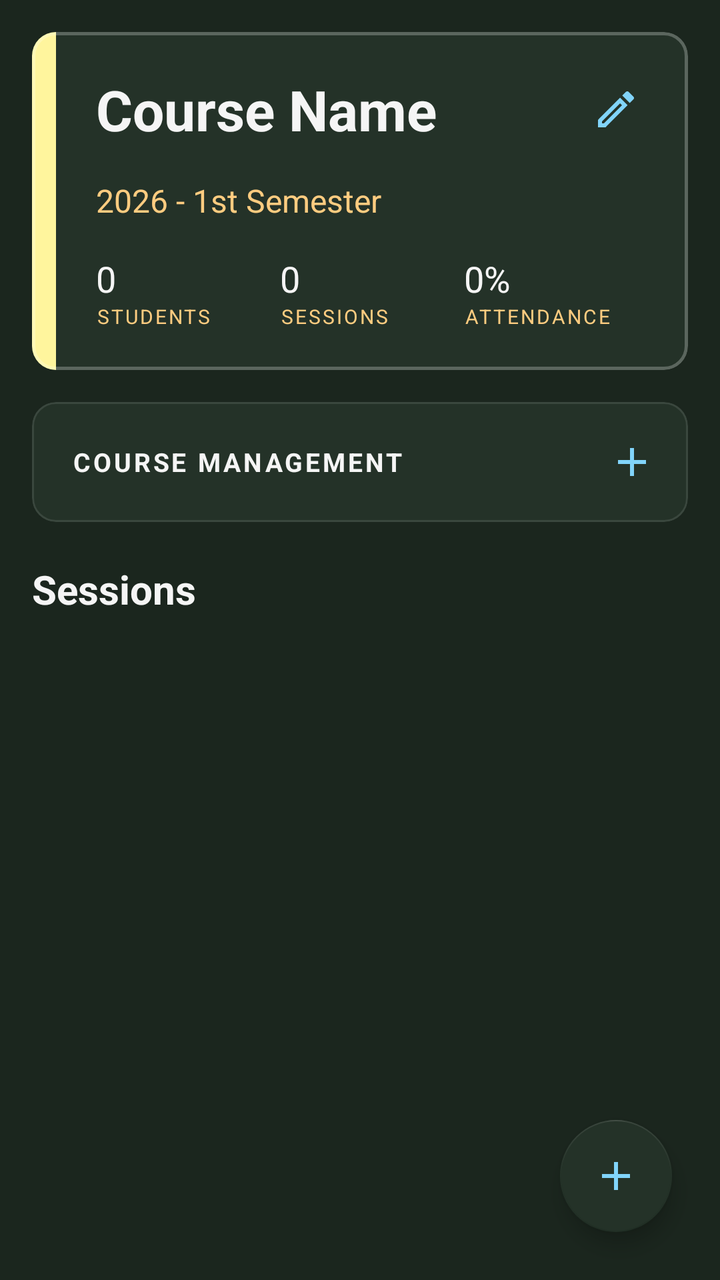
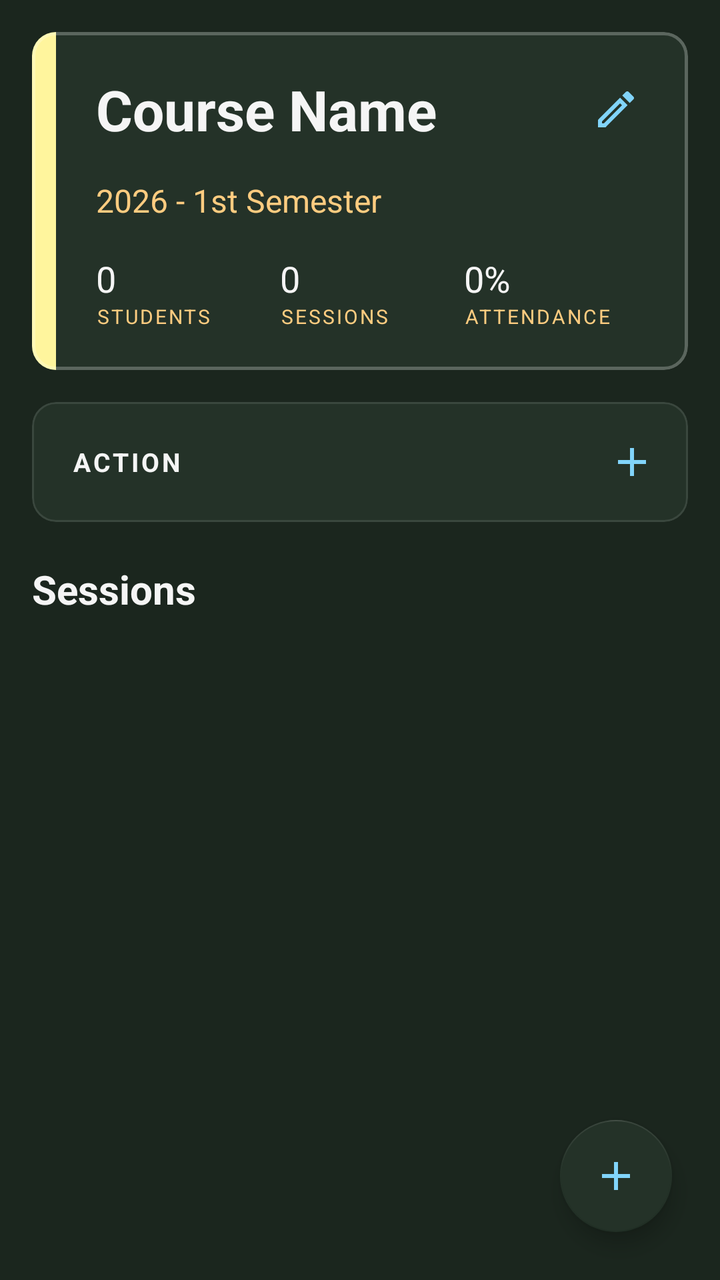

An Android layout rendered at two revisions. The XML below is the earlier revision; the diff shows what the commit changed to produce the second picture.
<!-- AndroidManifest.xml: application theme Theme.Presensor -->
<!-- res/layout/layout_course.xml -->
<?xml version="1.0" encoding="utf-8"?>
<androidx.coordinatorlayout.widget.CoordinatorLayout xmlns:android="http://schemas.android.com/apk/res/android"
    xmlns:app="http://schemas.android.com/apk/res-auto"
    android:layout_width="match_parent"
    android:layout_height="match_parent"
    android:background="?android:attr/windowBackground">

    <LinearLayout
        android:id="@+id/layoutInnerCourseView"
        android:layout_width="match_parent"
        android:layout_height="match_parent"
        android:orientation="vertical"
        android:padding="16dp">

        <include
            layout="@layout/item_detailed_course_card"
            android:id="@+id/includedDetailedCourseCardFromCourseDetailLayout"
            android:layout_width="match_parent"
            android:layout_height="wrap_content"
            android:layout_marginBottom="16dp" />


        <com.google.android.material.card.MaterialCardView
            android:id="@+id/cardCourseUtils"
            android:layout_width="match_parent"
            android:layout_height="wrap_content"
            android:layout_marginBottom="12dp"
            app:cardCornerRadius="12dp"
            app:cardElevation="0dp"
            app:cardBackgroundColor="#243228"
            app:strokeWidth="1dp"
            app:strokeColor="#1AFFFFFF">

            <LinearLayout
                android:layout_width="match_parent"
                android:layout_height="wrap_content"
                android:orientation="vertical"
                android:padding="8dp"
                android:animateLayoutChanges="true"
                android:clickable="true"
                android:focusable="true">

                <RelativeLayout
                    android:id="@+id/layoutUtilsHeader"
                    android:layout_width="match_parent"
                    android:layout_height="44dp"
                    android:clickable="true"
                    android:focusable="true"
                    android:background="?attr/selectableItemBackground">

                    <TextView
                        android:layout_width="wrap_content"
                        android:layout_height="wrap_content"
                        android:layout_centerVertical="true"
                        android:layout_marginStart="12dp"
                        android:text="@string/menu_title_course_management"
                        android:textSize="13sp"
                        android:textStyle="bold"
                        android:textAllCaps="true"
                        android:letterSpacing="0.1"
                        android:textColor="?attr/colorPrimary" />

                    <ImageView
                        android:id="@+id/imgUtilsExpandIcon"
                        android:layout_width="24dp"
                        android:layout_height="24dp"
                        android:layout_alignParentEnd="true"
                        android:layout_centerVertical="true"
                        android:layout_marginEnd="8dp"
                        android:src="@drawable/ic_add"
                        app:tint="?attr/actionItemColor" />
                </RelativeLayout>
                <LinearLayout
                    android:id="@+id/layoutUtilsContent"
                    android:layout_width="match_parent"
                    android:layout_height="wrap_content"
                    android:orientation="vertical"
                    android:visibility="gone"
                    android:paddingTop="4dp"
                    android:paddingBottom="4dp">

                    <androidx.viewpager2.widget.ViewPager2
                        android:id="@+id/utilsViewPager"
                        android:layout_width="match_parent"
                        android:layout_height="135dp" />

                    <com.google.android.material.tabs.TabLayout
                        android:id="@+id/utilsPageIndicator"
                        android:layout_width="match_parent"
                        android:layout_height="wrap_content"
                        android:background="@android:color/transparent"
                        app:tabGravity="center"
                        app:tabIndicatorHeight="0dp"
                        app:tabMinWidth="10dp"
                        app:tabMaxWidth="10dp"
                        app:tabRippleColor="@android:color/transparent" />
                </LinearLayout>
            </LinearLayout>
        </com.google.android.material.card.MaterialCardView>

        <TextView
            android:id="@+id/txtSessionsLabel"
            android:layout_width="wrap_content"
            android:layout_height="wrap_content"
            android:text="@string/stats_sessions"
            android:textSize="20sp"
            android:textStyle="bold"
            android:layout_marginTop="8dp"
            android:textColor="?android:attr/textColorPrimary" />

        <ScrollView
            android:layout_width="match_parent"
            android:layout_height="0dp"
            android:layout_weight="1"
            android:clipToPadding="false">>

            <LinearLayout
                android:id="@+id/sessionContainer"
                android:layout_width="match_parent"
                android:layout_height="wrap_content"
                android:orientation="vertical"
                android:paddingBottom="75dp" />
        </ScrollView>
    </LinearLayout>

    <com.google.android.material.floatingactionbutton.FloatingActionButton
        android:id="@+id/btnAddSession"
        android:layout_width="wrap_content"
        android:layout_height="wrap_content"
        android:layout_gravity="bottom|end"
        android:layout_margin="24dp"
        app:srcCompat="@drawable/ic_add"
        app:backgroundTint="?attr/cardBackgroundColor"
        app:tint="?attr/actionItemColor"
        app:strokeColor="?attr/cardFrameColor" />

</androidx.coordinatorlayout.widget.CoordinatorLayout>
<!-- res/layout/item_detailed_course_card.xml (included above) -->
<?xml version="1.0" encoding="utf-8"?>
<com.google.android.material.card.MaterialCardView xmlns:android="http://schemas.android.com/apk/res/android"
    xmlns:app="http://schemas.android.com/apk/res-auto"
    android:id="@+id/courseDetailedInfoCard"
    android:layout_width="match_parent"
    android:layout_height="wrap_content"
    app:cardCornerRadius="12dp"
    app:cardBackgroundColor="?attr/cardBackgroundColor"
    app:cardElevation="0dp"
    app:strokeWidth="1.5dp"
    app:strokeColor="?attr/cardFrameColor">

    <androidx.constraintlayout.widget.ConstraintLayout
        android:layout_width="match_parent"
        android:layout_height="wrap_content">

        <View
            android:id="@+id/viewCourseDetailAccent"
            android:layout_width="12dp"
            android:layout_height="0dp"
            android:background="@color/chalk_yellow"
            app:layout_constraintBottom_toBottomOf="parent"
            app:layout_constraintStart_toStartOf="parent"
            app:layout_constraintTop_toTopOf="parent" />

        <TextView
            android:id="@+id/txtDetailCourseName"
            android:layout_width="0dp"
            android:layout_height="wrap_content"
            android:layout_marginTop="20dp"
            android:layout_marginStart="20dp"
            android:layout_marginEnd="12dp"
            android:text="@string/hint_course_name"
            android:ellipsize="end"
            android:maxLines="2"
            android:textColor="?attr/colorPrimary"
            android:textSize="28sp"
            android:textStyle="bold"
            app:layout_constraintStart_toEndOf="@id/viewCourseDetailAccent"
            app:layout_constraintTop_toTopOf="parent"
            app:layout_constraintEnd_toStartOf="@id/btnEditCourse" />

        <ImageView
            android:id="@+id/btnEditCourse"
            android:layout_width="32dp"
            android:layout_height="32dp"
            android:layout_marginEnd="20dp"
            android:padding="4dp"
            android:src="@drawable/ic_edit"
            android:clickable="true"
            android:focusable="true"
            android:background="?android:attr/selectableItemBackgroundBorderless"
            app:tint="?attr/actionItemColor"
            app:layout_constraintTop_toTopOf="@id/txtDetailCourseName"
            app:layout_constraintBottom_toBottomOf="@id/txtDetailCourseName"
            app:layout_constraintEnd_toEndOf="parent" />

        <LinearLayout
            android:layout_width="0dp"
            android:layout_height="wrap_content"
            android:orientation="vertical"
            android:paddingStart="20dp"
            android:paddingEnd="20dp"
            android:paddingBottom="20dp"
            app:layout_constraintEnd_toEndOf="parent"
            app:layout_constraintStart_toEndOf="@id/viewCourseDetailAccent"
            app:layout_constraintTop_toBottomOf="@id/txtDetailCourseName"
            app:layout_constraintBottom_toBottomOf="parent">

            <TextView
                android:id="@+id/txtDetailCourseSemester"
                android:layout_width="wrap_content"
                android:layout_height="wrap_content"
                android:layout_marginTop="16dp"
                android:layout_marginBottom="16dp"
                android:text="2026 - 1st Semester"
                android:textColor="?attr/descriptiveTextColor"
                android:textSize="16sp" />

            <LinearLayout
                android:layout_width="match_parent"
                android:layout_height="wrap_content"
                android:orientation="horizontal">

                <LinearLayout
                    android:layout_width="0dp"
                    android:layout_height="wrap_content"
                    android:layout_weight="1"
                    android:orientation="vertical">

                    <TextView
                        android:id="@+id/txtStatStudentCount"
                        android:layout_width="wrap_content"
                        android:layout_height="wrap_content"
                        android:text="0"
                        android:textColor="?attr/colorPrimary"
                        android:textSize="18sp" />

                    <TextView
                        android:layout_width="wrap_content"
                        android:layout_height="wrap_content"
                        android:text="@string/stats_students"
                        android:textAllCaps="true"
                        android:textColor="?attr/descriptiveTextColor"
                        android:textSize="10sp"
                        android:letterSpacing="0.1" />
                </LinearLayout>

                <LinearLayout
                    android:layout_width="0dp"
                    android:layout_height="wrap_content"
                    android:layout_weight="1"
                    android:orientation="vertical">

                    <TextView
                        android:id="@+id/txtStatSessionCount"
                        android:layout_width="wrap_content"
                        android:layout_height="wrap_content"
                        android:text="0"
                        android:textColor="?attr/colorPrimary"
                        android:textSize="18sp" />

                    <TextView
                        android:layout_width="wrap_content"
                        android:layout_height="wrap_content"
                        android:text="@string/stats_sessions"
                        android:textAllCaps="true"
                        android:textColor="?attr/descriptiveTextColor"
                        android:textSize="10sp"
                        android:letterSpacing="0.1" />
                </LinearLayout>

                <LinearLayout
                    android:layout_width="0dp"
                    android:layout_height="wrap_content"
                    android:layout_weight="1"
                    android:orientation="vertical">

                    <TextView
                        android:id="@+id/txtStatAvgAttendance"
                        android:layout_width="wrap_content"
                        android:layout_height="wrap_content"
                        android:text="0%"
                        android:textColor="?attr/colorPrimary"
                        android:textSize="18sp" />

                    <TextView
                        android:layout_width="wrap_content"
                        android:layout_height="wrap_content"
                        android:text="@string/stats_attendance"
                        android:textAllCaps="true"
                        android:textColor="?attr/descriptiveTextColor"
                        android:textSize="10sp"
                        android:letterSpacing="0.1" />
                </LinearLayout>
            </LinearLayout>
        </LinearLayout>
    </androidx.constraintlayout.widget.ConstraintLayout>
</com.google.android.material.card.MaterialCardView>
<!-- resources referenced by this layout -->
<resources>
  <color name="chalk_yellow">#FFF59D</color>
  <!-- drawable ic_add (drawable) -->
  <vector xmlns:android="http://schemas.android.com/apk/res/android" android:height="24dp" android:tint="#000000" android:viewportHeight="960" android:viewportWidth="960" android:width="24dp">
        
      <path android:fillColor="@android:color/white" android:pathData="M440,520L200,520L200,440L440,440L440,200L520,200L520,440L760,440L760,520L520,520L520,760L440,760L440,520Z"/>
      
  </vector>
  <!-- drawable ic_edit (drawable) -->
  <vector xmlns:android="http://schemas.android.com/apk/res/android" android:height="24dp" android:tint="#000000" android:viewportHeight="24" android:viewportWidth="24" android:width="24dp">
        
      <path android:fillColor="@android:color/white" android:pathData="M3,17.25V21h3.75L17.81,9.94l-3.75,-3.75L3,17.25zM5.92,19H5v-0.92l9.06,-9.06 0.92,0.92L5.92,19zM20.71,5.63l-2.34,-2.34c-0.2,-0.2 -0.45,-0.29 -0.71,-0.29s-0.51,0.1 -0.7,0.29l-1.83,1.83 3.75,3.75 1.83,-1.83c0.39,-0.39 0.39,-1.02 0,-1.41z"/>
      
  </vector>
  <string name="hint_course_name">Course Name</string>
  <string name="menu_title_course_management">Course Management</string>
  <string name="stats_attendance">Attendance</string>
  <string name="stats_sessions">Sessions</string>
  <string name="stats_students">Students</string>
  <style name="Theme.Presensor" parent="Base.Theme.Presensor" />
  <style name="Base.Theme.Presensor" parent="Theme.MaterialComponents.DayNight.NoActionBar">
          <item name="colorPrimary">@color/chalk_white</item>
          <item name="colorOnPrimary">@color/blackboard_green</item>
  
          <item name="android:windowBackground">@color/blackboard_green</item>
          <item name="colorSurface">@color/surface_dark</item>
  
          <item name="android:statusBarColor">#141D16</item>
          <item name="android:windowLightStatusBar">false</item>
          <item name="android:textColorPrimary">@color/chalk_white</item>
          <item name="android:textColorSecondary" format="color">@color/chalk_blue</item>
          <item name="timestampColor" format="color">@color/chalk_teal</item>
          <item name="actionItemColor" format="color">@color/chalk_blue</item>
          <item name="descriptiveTextColor" format="color">@color/chalk_orange</item>
          <item name="cardFrameColor" format="color">@color/blackboard_frame</item>
          <item name="cardBackgroundColor" format="color">@color/blackboard_lighter_green</item>
  
          <item name="studentSkippedClassColor" format="color">@color/chalk_red</item>
          <item name="studentAttendedClassColor" format="color">@color/chalk_green</item>
      </style>
  <color name="chalk_white">#F5F5F5</color>
  <color name="blackboard_green">#1B261E</color>
  <color name="surface_dark">#243027</color>
  <color name="chalk_blue">#81D4FA</color>
  <color name="chalk_teal">#80CBC4</color>
  <color name="chalk_orange">#FFCC80</color>
  <color name="blackboard_frame">#40FFFFFF</color>
  <color name="blackboard_lighter_green">#243228</color>
  <color name="chalk_red">#EF9A9A</color>
  <color name="chalk_green">#C5E1A5</color>
</resources>

<!-- the commit's change to res/layout/layout_course.xml (unified diff, before → after) -->
@@ -53,7 +53,7 @@
                         android:layout_height="wrap_content"
                         android:layout_centerVertical="true"
                         android:layout_marginStart="12dp"
-                        android:text="@string/menu_title_course_management"
+                        android:text="@string/action_text"
                         android:textSize="13sp"
                         android:textStyle="bold"
                         android:textAllCaps="true"
@@ -89,10 +89,11 @@
                         android:layout_width="match_parent"
                         android:layout_height="wrap_content"
                         android:background="@android:color/transparent"
+                        app:tabBackground="@drawable/selector_page_indicator_dot"
                         app:tabGravity="center"
                         app:tabIndicatorHeight="0dp"
-                        app:tabMinWidth="10dp"
-                        app:tabMaxWidth="10dp"
+                        app:tabMinWidth="12dp"
+                        app:tabMaxWidth="12dp"
                         app:tabRippleColor="@android:color/transparent" />
                 </LinearLayout>
             </LinearLayout>
<!-- resource entries referenced after the edit -->
@@ -13,8 +13,33 @@
       <path android:fillColor="@android:color/white" android:pathData="M3,17.25V21h3.75L17.81,9.94l-3.75,-3.75L3,17.25zM5.92,19H5v-0.92l9.06,-9.06 0.92,0.92L5.92,19zM20.71,5.63l-2.34,-2.34c-0.2,-0.2 -0.45,-0.29 -0.71,-0.29s-0.51,0.1 -0.7,0.29l-1.83,1.83 3.75,3.75 1.83,-1.83c0.39,-0.39 0.39,-1.02 0,-1.41z"/>
       
   </vector>
+  <!-- drawable selector_page_indicator_dot (drawable) -->
+  <?xml version="1.0" encoding="utf-8"?>
+  <selector xmlns:android="http://schemas.android.com/apk/res/android">
+      <item android:state_selected="true">
+          <layer-list>
+              <item android:gravity="center">
+                  <shape android:shape="oval">
+                      <solid android:color="?attr/colorPrimary" />
+                      <size android:width="8dp" android:height="8dp" />
+                  </shape>
+              </item>
+          </layer-list>
+      </item>
+  
+      <item android:state_selected="false">
+          <layer-list>
+              <item android:gravity="center">
+                  <shape android:shape="oval">
+                      <solid android:color="?android:attr/textColorHint" />
+                      <size android:width="6dp" android:height="6dp" />
+                  </shape>
+              </item>
+          </layer-list>
+      </item>
+  </selector>
+  <string name="action_text">Action</string>
   <string name="hint_course_name">Course Name</string>
-  <string name="menu_title_course_management">Course Management</string>
   <string name="stats_attendance">Attendance</string>
   <string name="stats_sessions">Sessions</string>
   <string name="stats_students">Students</string>
